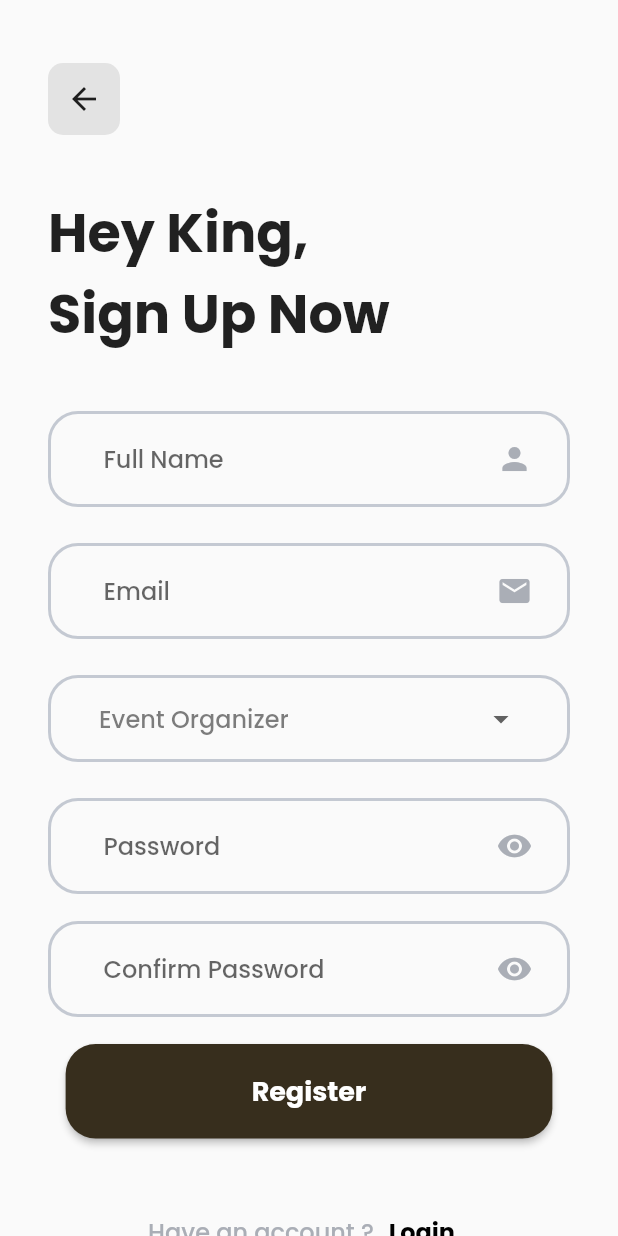
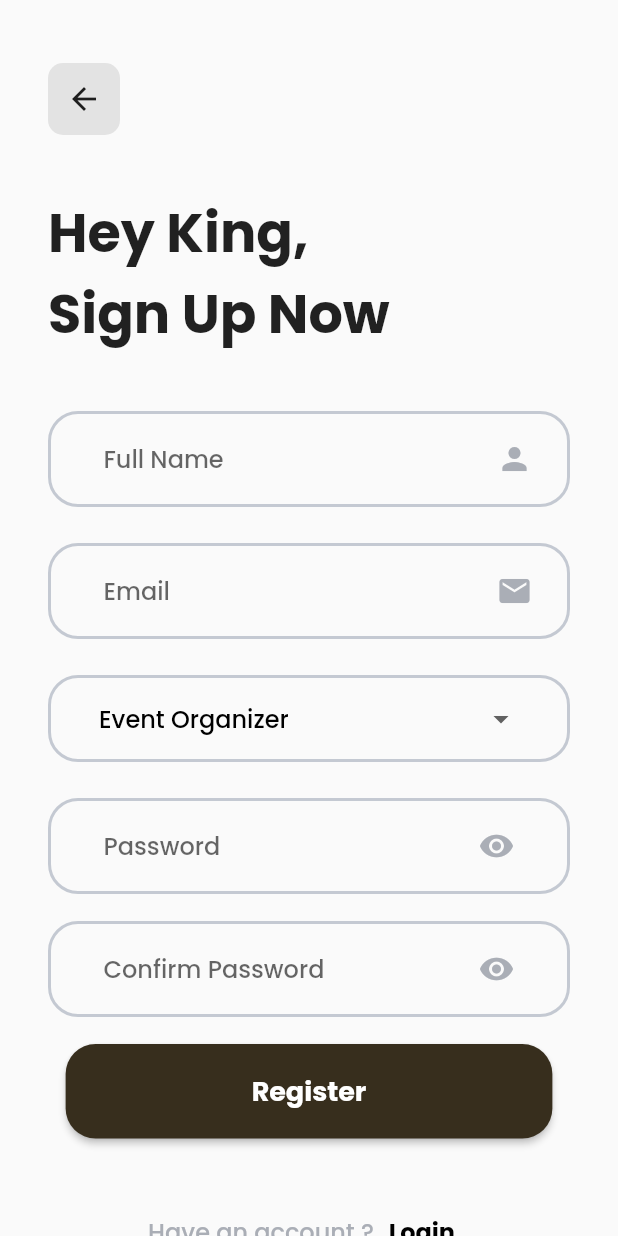
Before and after one commit to AgungBahtiarr/sponsorify_mobile, a Flutter app: the Register screen opened by its route, after a tap on "Register", on a phone screen of 412 x 824 dp. Run offline on Flutter 3.47's test engine with Material 2 defaults, Android fonts, the phone set to English and light mode, and no system bars; our stand-ins replace google_fonts; network calls fail.

Commit message:
fix: register

```diff
--- /dev/null
+++ b/lib/data/datasource/remote_register.dart
@@ -0,0 +1,23 @@
+import 'dart:convert';
+
+import 'package:http/http.dart' as http;
+
+import '../model/register.dart';
+
+class RemoteRegister {
+
+  Future<int> register(Data user) async {
+    final response = await http.post(
+        Uri.parse('http://10.0.2.2:8080/api/register'),
+        headers: <String, String>{
+          'Content-Type': 'application/json; charset=UTF-8'
+        },
+        body: jsonEncode(user));
+    if (response.statusCode == 201) {
+      return response.statusCode;
+    } else {
+      return response.statusCode;
+    }
+  }
+
+}
--- /dev/null
+++ b/lib/data/model/register.dart
@@ -0,0 +1,73 @@
+// import 'package:meta/meta.dart';
+import 'dart:convert';
+
+class Register {
+  final bool success;
+  final Data data;
+
+  Register({
+    required this.success,
+    required this.data,
+  });
+
+  factory Register.fromRawJson(String str) =>
+      Register.fromJson(json.decode(str));
+
+  String toRawJson() => json.encode(toJson());
+
+  factory Register.fromJson(Map<String, dynamic> json) => Register(
+        success: json["success"],
+        data: Data.fromJson(json["data"]),
+      );
+
+  Map<String, dynamic> toJson() => {
+        "success": success,
+        "data": data.toJson(),
+      };
+}
+
+class Data {
+  final String name;
+  final String email;
+  final String? profilePhoto;
+  final String idRole;
+  final DateTime? updatedAt;
+  final DateTime? createdAt;
+  final int? id;
+  final String? password;
+
+  Data({
+    required this.name,
+    required this.email,
+    this.profilePhoto,
+    required this.idRole,
+    this.updatedAt,
+    this.createdAt,
+    this.id,
+    this.password
+  });
+
+  factory Data.fromRawJson(String str) => Data.fromJson(json.decode(str));
+
+  String toRawJson() => json.encode(toJson());
+
+  factory Data.fromJson(Map<String, dynamic> json) => Data(
+        name: json["name"],
+        email: json["email"],
+        profilePhoto: json["profile_photo"],
+        idRole: json["id_role"],
+        updatedAt: DateTime.parse(json["updated_at"]),
+        createdAt: DateTime.parse(json["created_at"]),
+        id: json["id"],
+        password: json["password"]
+      );
+
+  Map<String, dynamic> toJson() => {
+        "name": name,
+        "email": email,
+        "profile_photo": profilePhoto,
+        "id_role": idRole,
+        "id": id,
+        "password": password
+      };
+}
--- a/lib/page/register.dart
+++ b/lib/page/register.dart
@@ -1,5 +1,7 @@
 import 'package:flutter/material.dart';
 import 'package:google_fonts/google_fonts.dart';
+import 'package:sponsorify/data/datasource/remote_register.dart';
+import 'package:sponsorify/data/model/register.dart';
 
 class Register extends StatefulWidget {
   const Register({super.key});
@@ -9,6 +11,33 @@ class Register extends StatefulWidget {
 }
 
 class _RegisterState extends State<Register> {
+  Data? user;
+
+  int? statusCode;
+  Future getResponse(user) async {
+    var res = await RemoteRegister().register(user);
+    setState(() {
+      statusCode = res;
+    });
+  }
+
+  bool secure = true;
+
+  String fullName = '';
+  String email = '';
+  String role = '';
+  String password = '';
+  bool passwordChecked = true;
+
+  TextEditingController fullNameController = TextEditingController();
+  TextEditingController emailController = TextEditingController();
+  TextEditingController roleController = TextEditingController();
+  TextEditingController passwordController = TextEditingController();
+  TextEditingController confirmPasswordController = TextEditingController();
+
+  var items = ['Event Organizer', 'Sponsorship'];
+  var dropDownValue = 'Event Organizer';
+
   @override
   Widget build(BuildContext context) {
     return Scaffold(
@@ -47,6 +76,7 @@ class _RegisterState extends State<Register> {
                     )),
               ),
               TextField(
+                controller: fullNameController,
                 enabled: true,
                 decoration: InputDecoration(
                     suffixIcon: const Padding(
@@ -80,6 +110,7 @@ class _RegisterState extends State<Register> {
                 height: 24,
               ),
               TextField(
+                controller: emailController,
                 enabled: true,
                 decoration: InputDecoration(
                     suffixIcon: const Padding(
@@ -120,20 +151,48 @@ class _RegisterState extends State<Register> {
                       border: Border.all(
                           color: const Color.fromRGBO(196, 201, 210, 100),
                           width: 2)),
-                  child: const Padding(
-                    padding: EdgeInsets.symmetric(horizontal: 32),
-                    child: RoleDropDown(),
+                  child: Padding(
+                    padding: const EdgeInsets.symmetric(horizontal: 32),
+                    child: DropdownButtonHideUnderline(
+                      child: DropdownButton(
+                          value: dropDownValue,
+                          items: items.map((String items) {
+                            return DropdownMenuItem(
+                              value: items,
+                              child: Text(
+                                items,
+                                style: GoogleFonts.poppins(
+                                    fontSize: 16,
+                                    fontWeight: FontWeight.w500,
+                                    color: Colors.black),
+                              ),
+                            );
+                          }).toList(),
+                          onChanged: (String? newValue) {
+                            setState(() {
+                              dropDownValue = newValue!;
+                            });
+                          }),
+                    ),
                   )),
               const SizedBox(
                 height: 24,
               ),
               TextField(
+                obscureText: secure,
+                controller: passwordController,
                 enabled: true,
                 decoration: InputDecoration(
-                    suffixIcon: const Padding(
-                      padding: EdgeInsets.only(right: 25),
-                      child: Icon(Icons.remove_red_eye,
-                          color: Color.fromRGBO(170, 174, 182, 100)),
+                    suffixIcon: Padding(
+                      padding: const EdgeInsets.only(right: 25),
+                      child: IconButton(
+                          onPressed: () {
+                            setState(() {
+                              secure = !secure;
+                            });
+                          },
+                          icon: const Icon(Icons.remove_red_eye),
+                          color: const Color.fromRGBO(170, 174, 182, 100)),
                     ),
                     prefix: const SizedBox(
                       width: 25,
@@ -161,12 +220,20 @@ class _RegisterState extends State<Register> {
                 height: 18,
               ),
               TextField(
+                obscureText: secure,
+                controller: confirmPasswordController,
                 enabled: true,
                 decoration: InputDecoration(
-                    suffixIcon: const Padding(
-                      padding: EdgeInsets.only(right: 25),
-                      child: Icon(Icons.remove_red_eye,
-                          color: Color.fromRGBO(170, 174, 182, 100)),
+                    suffixIcon: Padding(
+                      padding: const EdgeInsets.only(right: 25),
+                      child: IconButton(
+                          onPressed: () {
+                            setState(() {
+                              secure = !secure;
+                            });
+                          },
+                          icon: const Icon(Icons.remove_red_eye),
+                          color: const Color.fromRGBO(170, 174, 182, 100)),
                     ),
                     prefix: const SizedBox(
                       width: 25,
@@ -202,7 +269,45 @@ class _RegisterState extends State<Register> {
                         padding: const EdgeInsets.symmetric(
                             horizontal: 124, vertical: 18),
                         backgroundColor: const Color(0xff372E1D)),
-                    onPressed: () {},
+                    onPressed: () {
+                      setState(() {
+                        fullName = fullNameController.text;
+                        email = emailController.text;
+                        role = dropDownValue;
+                        if (passwordController.text ==
+                            confirmPasswordController.text) {
+                          password = passwordController.text;
+                        } else {
+                          passwordChecked = false;
+                        }
+
+                        if (dropDownValue == 'Event Organizer') {
+                          role = '1';
+                        } else if (dropDownValue == 'Sponsorship') {
+                          role = '2';
+                        }
+                      });
+
+                      user = Data(
+                          name: fullName,
+                          email: email,
+                          password: password,
+                          idRole: role,
+                          profilePhoto: 'ini url');
+
+                      getResponse(user);
+                      if (statusCode == 201) {
+                        setState(() {
+                          fullNameController.text = '';
+                          emailController.text = '';
+                          passwordController.text = '';
+                          confirmPasswordController.text = '';
+                        });
+                        Navigator.pushNamed(context, '/login');
+                      } else {
+                        setState(() {});
+                      }
+                    },
                     child: Text(
                       'Register',
                       style: GoogleFonts.poppins(
@@ -241,39 +346,3 @@ class _RegisterState extends State<Register> {
     );
   }
 }
-
-class RoleDropDown extends StatefulWidget {
-  const RoleDropDown({super.key});
-
-  @override
-  State<RoleDropDown> createState() => _RoleDropDownState();
-}
-
-class _RoleDropDownState extends State<RoleDropDown> {
-  var items = ['Event Organizer', 'Sponsorship'];
-  var dropDownValue = 'Event Organizer';
-  @override
-  Widget build(BuildContext context) {
-    return DropdownButtonHideUnderline(
-      child: DropdownButton(
-          value: dropDownValue,
-          items: items.map((String items) {
-            return DropdownMenuItem(
-              value: items,
-              child: Text(
-                items,
-                style: GoogleFonts.poppins(
-                    fontSize: 16,
-                    fontWeight: FontWeight.w500,
-                    color: const Color.fromARGB(156, 44, 44, 44)),
-              ),
-            );
-          }).toList(),
-          onChanged: (String? newValue) {
-            setState(() {
-              dropDownValue = newValue!;
-            });
-          }),
-    );
-  }
-}
--- a/lib/routers.dart
+++ b/lib/routers.dart
@@ -12,7 +12,7 @@ class Routers extends StatelessWidget {
   Widget build(BuildContext context) {
     return MaterialApp(
       debugShowCheckedModeBanner: false,
-      initialRoute: '/dashboard',
+      initialRoute: '/register',
       routes: {
         '/register': (context) => const Register(),
         '/login': (context) => const Login(),
--- a/pubspec.yaml
+++ b/pubspec.yaml
@@ -36,8 +36,7 @@ dependencies:
   # Use with the CupertinoIcons class for iOS style icons.
   cupertino_icons: ^1.0.2
   google_fonts: ^6.1.0
-  dot_navigation_bar: ^1.0.2
-  sweet_nav_bar: ^1.0.5
+  http: ^1.1.0
 
 dev_dependencies:
   flutter_test:
```
Also changed, not shown: pubspec.lock.
